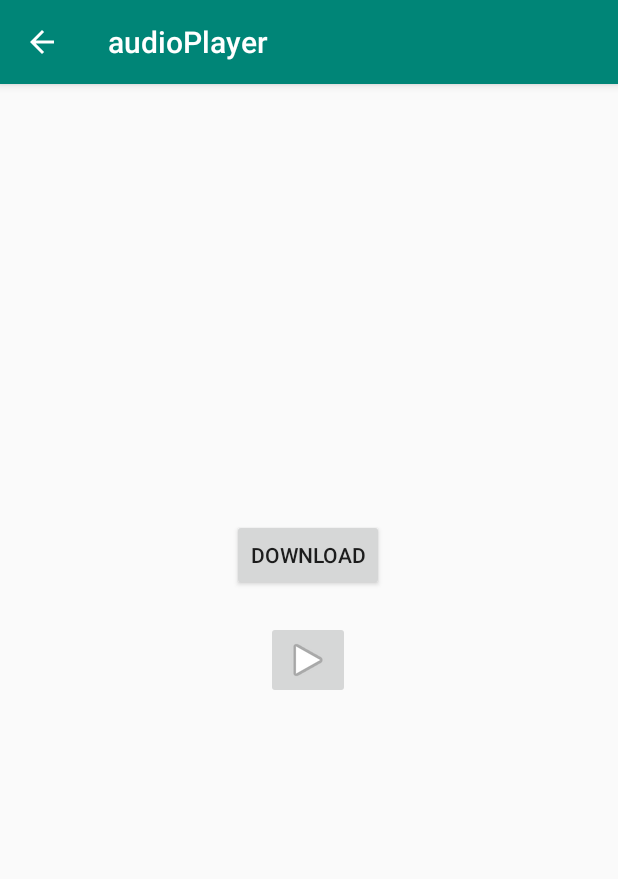
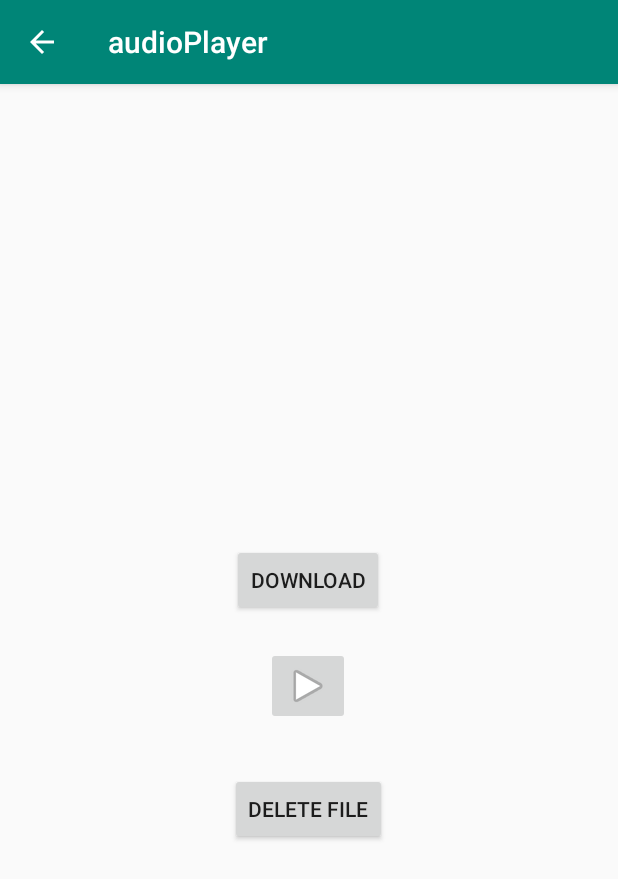
Before and after one commit to mdtmccarty/Cloudable, an Android app: the AudioPlayer screen opened directly, with no data from a screen before it, on a phone screen of 412 x 824 dp. Shown: the top 879 px of the screen. Run offline under Robolectric (Android 15) with nearby library versions, the phone set to English and light mode, and no system bars; our stand-ins replace Firebase (no records; nobody signed in at launch, a user with empty details on screens opened directly).

Commit message:
implemented delete file button to delete file from phone memory

```diff
--- a/app/src/main/java/com/example/cloudable/AudioPlayer.java
+++ b/app/src/main/java/com/example/cloudable/AudioPlayer.java
@@ -77,12 +77,9 @@ public class AudioPlayer extends AppCompatActivity {
 
     }
 
-//    public void play(View view){
-//
-//        if (player == null){
-//            player = MediaPlayer.create(this,R.raw.recording);
-//        }
-//
-//        player.start();
-//    }
+    public void deleteFile(View v){
+        File dir = getFilesDir();
+        File file = new File(dir, FILE_NAME);
+        file.delete();
+    }
 }
--- a/app/src/main/res/layout/activity_audio_player.xml
+++ b/app/src/main/res/layout/activity_audio_player.xml
@@ -20,6 +20,7 @@
         app:layout_constraintHorizontal_bias="0.498"
         app:layout_constraintStart_toStartOf="parent"
         app:layout_constraintTop_toTopOf="parent"
+        app:layout_constraintVertical_bias="0.525"
         app:srcCompat="@android:drawable/ic_media_play" />
 
     <Button
@@ -36,4 +37,16 @@
         app:layout_constraintStart_toStartOf="parent"
         app:layout_constraintTop_toTopOf="parent"
         app:layout_constraintVertical_bias="0.96" />
+
+    <Button
+        android:id="@+id/button2"
+        android:layout_width="wrap_content"
+        android:layout_height="wrap_content"
+        android:layout_marginTop="32dp"
+        android:onClick="deleteFile"
+        android:text="@string/DELETE_FILE"
+        app:layout_constraintEnd_toEndOf="parent"
+        app:layout_constraintHorizontal_bias="0.498"
+        app:layout_constraintStart_toStartOf="parent"
+        app:layout_constraintTop_toBottomOf="@+id/play" />
 </android.support.constraint.ConstraintLayout>
--- a/app/src/main/res/values/strings.xml
+++ b/app/src/main/res/values/strings.xml
@@ -32,4 +32,5 @@
     <string name="permission_rationale">"Contacts permissions are needed for providing email
         completions."
     </string>
+    <string name="DELETE_FILE">Delete File</string>
 </resources>
```
Also changed, not shown: app/src/main/java/com/example/cloudable/MainPageActivity.java (+0 -90 lines).
